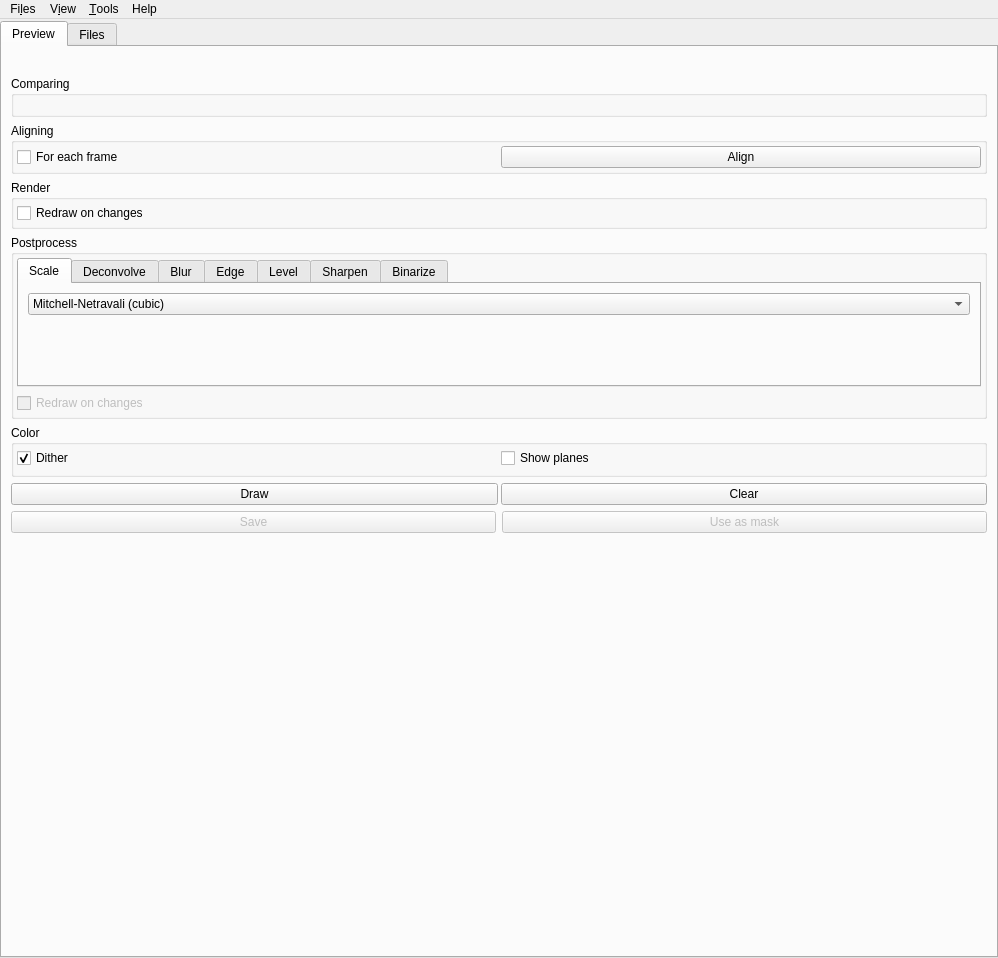
The window that interface/gui/mainwindow.ui (spillerrec/Overmix) describes before a commit, drawn with Qt 5.
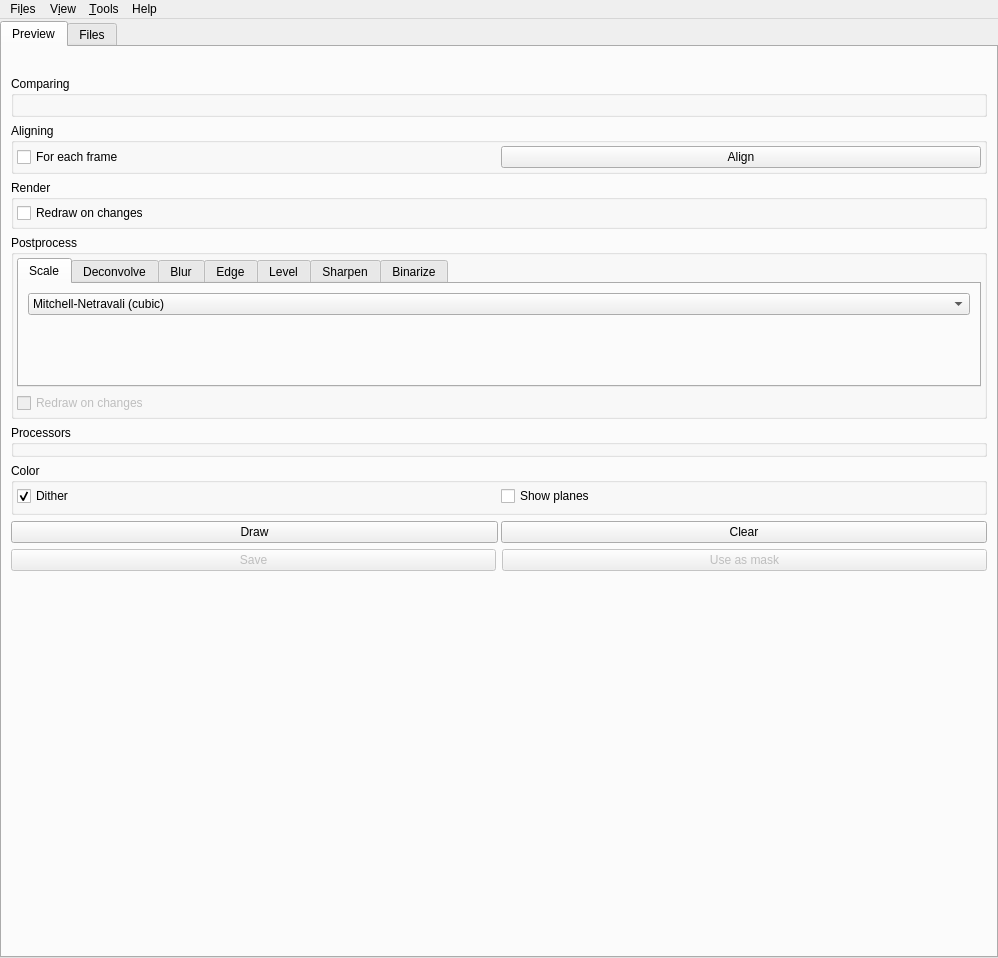
The same window after the commit.

Commit message: ADD: Start on new Processing UI #11

What changed in the file:
```diff
--- a/interface/gui/mainwindow.ui
+++ b/interface/gui/mainwindow.ui
@@ -640,6 +640,27 @@
             </layout>
            </widget>
           </item>
+          <item>
+           <widget class="QGroupBox" name="processtest_group">
+            <property name="title">
+             <string>Processors</string>
+            </property>
+            <layout class="QVBoxLayout" name="processtest_layout">
+             <property name="leftMargin">
+              <number>3</number>
+             </property>
+             <property name="topMargin">
+              <number>3</number>
+             </property>
+             <property name="rightMargin">
+              <number>3</number>
+             </property>
+             <property name="bottomMargin">
+              <number>6</number>
+             </property>
+            </layout>
+           </widget>
+          </item>
           <item>
            <widget class="QGroupBox" name="color_group">
             <property name="title">
```
Left out of the diff: 2 changed lines with no effect on the pictures. The commit also changes 6 other files.
